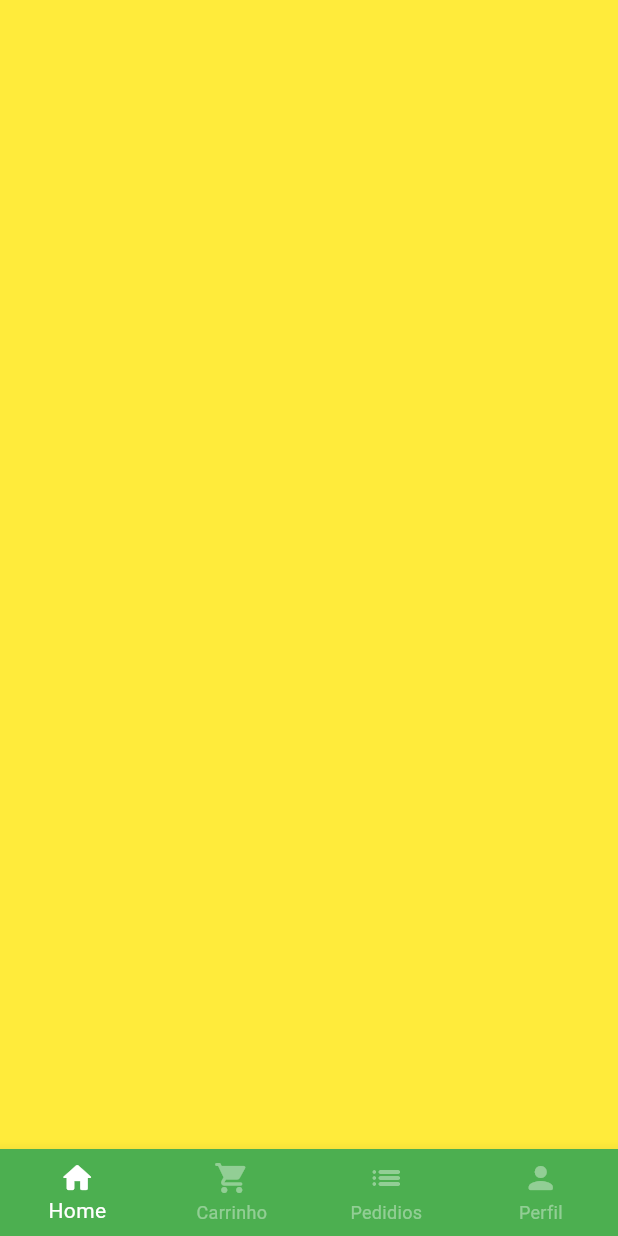
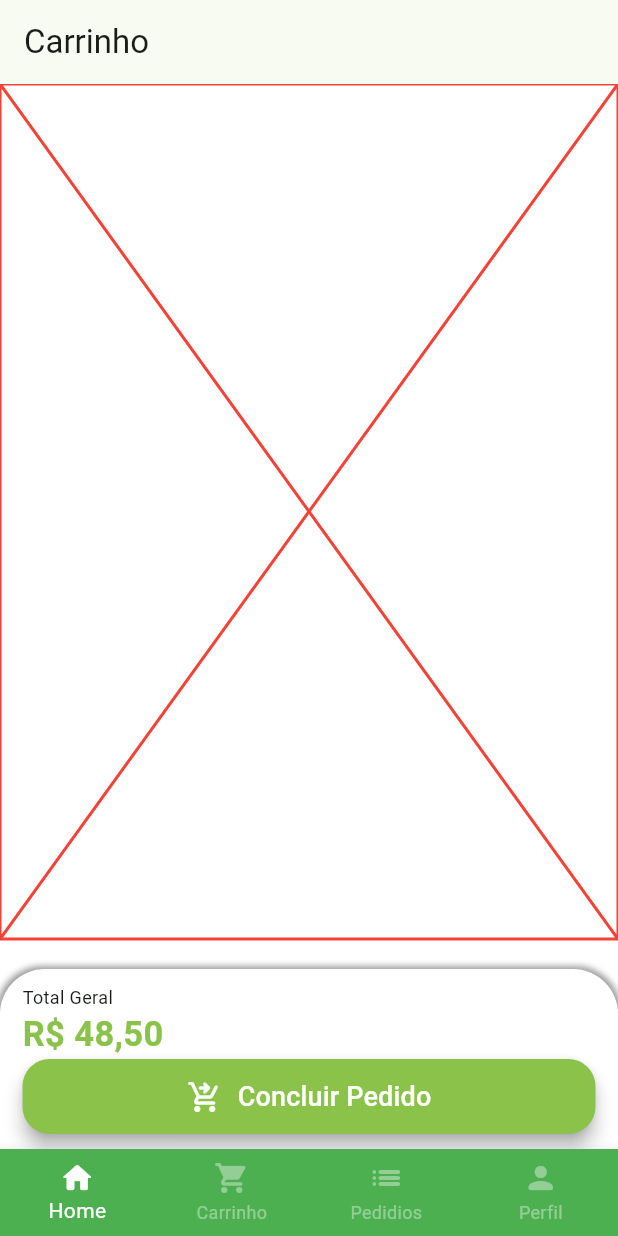
Before and after one commit to maisaamadeu/greengrocer, a Flutter app: the BaseScreen screen opened directly, swiped to page 2, on a phone screen of 412 x 824 dp. Run offline on Flutter 3.47's test engine with Material 2 defaults, Android fonts, the phone set to English and light mode, and no system bars; our stand-ins replace animated_text_kit, flutter_multi_formatter.

Commit message:
rename files

```diff
--- a/lib/src/screens/auth/sign_in_screen.dart
+++ b/lib/src/screens/auth/sign_in_screen.dart
@@ -1,7 +1,7 @@
 import 'package:animated_text_kit/animated_text_kit.dart';
 import 'package:flutter/material.dart';
 import 'package:greengrocer/src/screens/auth/sign_up_screen.dart';
-import 'package:greengrocer/src/screens/base/base_screen.dart';
+import 'package:greengrocer/src/screens/base/base_tab.dart';
 import 'package:greengrocer/src/shared/theme/app_colors.dart';
 import 'package:greengrocer/src/shared/widgets/custom_text_field_widget.dart';
 
--- a/lib/src/screens/base/base_screen.dart
+++ b/lib/src/screens/base/base_tab.dart
@@ -1,5 +1,6 @@
 import 'package:flutter/material.dart';
-import 'package:greengrocer/src/screens/home/home_screen.dart';
+import 'package:greengrocer/src/screens/home/home_tab.dart';
+import 'package:greengrocer/src/shared/cart/cart_screen.dart';
 
 class BaseScreen extends StatefulWidget {
   const BaseScreen({super.key});
@@ -19,10 +20,8 @@ class _BaseScreenState extends State<BaseScreen> {
         physics: const NeverScrollableScrollPhysics(),
         controller: pageController,
         children: [
-          HomeScreen(),
-          Container(
-            color: Colors.yellow,
-          ),
+          HomeTab(),
+          CartTab(),
           Container(
             color: Colors.blue,
           ),
--- /dev/null
+++ b/lib/src/shared/cart/cart_screen.dart
@@ -0,0 +1,78 @@
+import 'package:flutter/material.dart';
+import 'package:greengrocer/src/shared/services/utils_services.dart';
+import 'package:greengrocer/src/shared/theme/app_colors.dart';
+import 'package:greengrocer/src/shared/widgets/custom_elevated_button_widget.dart';
+
+class CartTab extends StatelessWidget {
+  const CartTab({super.key});
+
+  @override
+  Widget build(BuildContext context) {
+    return Scaffold(
+      appBar: AppBar(
+        title: const Text('Carrinho'),
+      ),
+      body: Column(
+        children: [
+          const Expanded(
+            child: Placeholder(
+              color: Colors.red,
+            ),
+          ),
+          const SizedBox(
+            height: 20,
+          ),
+          Container(
+            decoration: BoxDecoration(
+              color: Colors.white,
+              borderRadius: const BorderRadius.vertical(
+                top: Radius.circular(30),
+              ),
+              boxShadow: [
+                BoxShadow(
+                  color: Colors.grey.shade500,
+                  blurRadius: 3,
+                  spreadRadius: 2,
+                ),
+              ],
+            ),
+            child: Padding(
+              padding: const EdgeInsets.symmetric(
+                horizontal: 15,
+                vertical: 10,
+              ),
+              child: Column(
+                crossAxisAlignment: CrossAxisAlignment.stretch,
+                children: [
+                  const Text(
+                    'Total Geral',
+                    style: TextStyle(
+                      fontSize: 12,
+                    ),
+                  ),
+                  Text(
+                    UtilsServices().priceToCurrency(48.50),
+                    style: TextStyle(
+                      fontSize: 23,
+                      color: AppColors.customSwatchColor,
+                      fontWeight: FontWeight.bold,
+                    ),
+                  ),
+                  CustomElevatedButtonWidget(
+                    height: 50,
+                    width: double.infinity,
+                    backgroundColor: AppColors.customSwatchColor,
+                    title: 'Concluir Pedido',
+                    hasIcon: true,
+                    onPressed: () {},
+                    iconData: Icons.shopping_cart_checkout_rounded,
+                  ),
+                ],
+              ),
+            ),
+          ),
+        ],
+      ),
+    );
+  }
+}
--- /dev/null
+++ b/lib/src/shared/widgets/custom_elevated_button_widget.dart
@@ -0,0 +1,63 @@
+import 'package:flutter/material.dart';
+
+class CustomElevatedButtonWidget extends StatelessWidget {
+  const CustomElevatedButtonWidget(
+      {super.key,
+      required this.height,
+      required this.backgroundColor,
+      required this.title,
+      required this.hasIcon,
+      this.iconData,
+      required this.onPressed,
+      required this.width});
+  final double height;
+  final double width;
+  final Color backgroundColor;
+  final String title;
+  final bool hasIcon;
+  final IconData? iconData;
+  final VoidCallback onPressed;
+
+  @override
+  Widget build(BuildContext context) {
+    return SizedBox(
+      height: height,
+      width: width,
+      child: ElevatedButton(
+        style: ButtonStyle(
+          elevation: MaterialStateProperty.all<double>(5),
+          shadowColor: MaterialStateProperty.all(Colors.grey.shade500),
+          backgroundColor: MaterialStateProperty.all<Color>(backgroundColor),
+          shape: MaterialStateProperty.all<OutlinedBorder?>(
+            RoundedRectangleBorder(
+              borderRadius: BorderRadius.circular(18),
+            ),
+          ),
+        ),
+        onPressed: onPressed,
+        child: Row(
+          mainAxisAlignment: MainAxisAlignment.center,
+          children: [
+            hasIcon
+                ? Icon(
+                    iconData,
+                    color: Colors.white,
+                    size: 24,
+                  )
+                : Container(),
+            SizedBox(
+              width: hasIcon ? 10 : 0,
+            ),
+            Text(
+              title,
+              style: const TextStyle(
+                color: Colors.white,
+                fontSize: 18,
+              ),
+            ),
+          ],
+        ),
+      ),
+    );
+  }
+}
```
Also changed, not shown: lib/src/screens/home/home_tab.dart (renamed from lib/src/screens/home/home_screen.dart, +4 -4 lines), lib/src/screens/product/product_screen.dart (+19 -7 lines), lib/src/shared/widgets/quantity_button_widget.dart (added, +34 -0 lines), lib/src/shared/widgets/quantity_widget.dart (+12 -37 lines).
